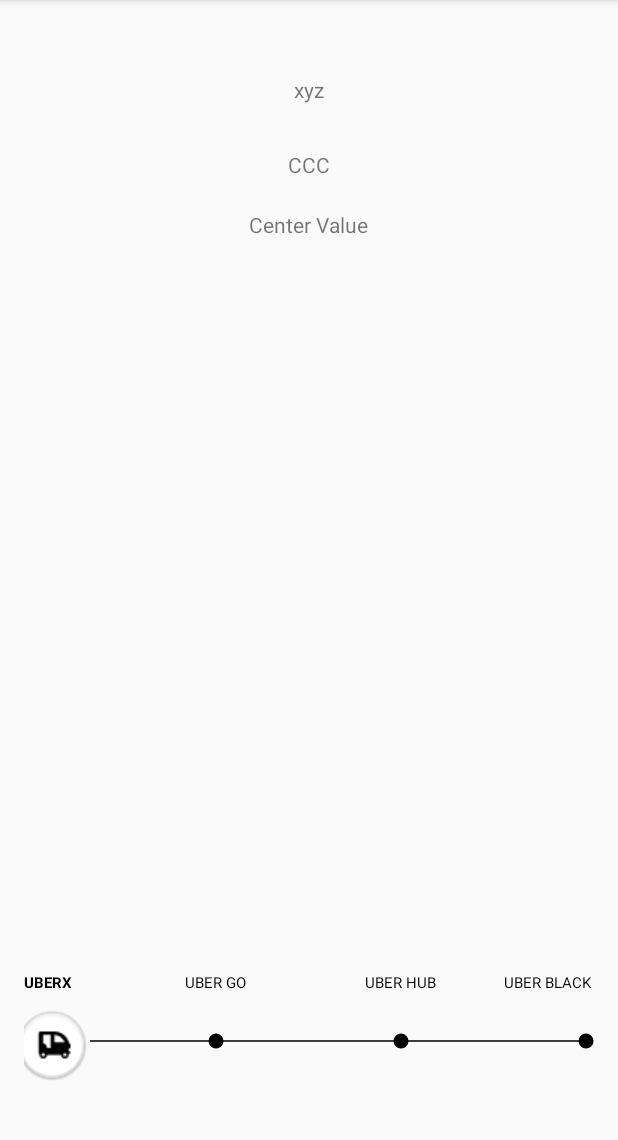
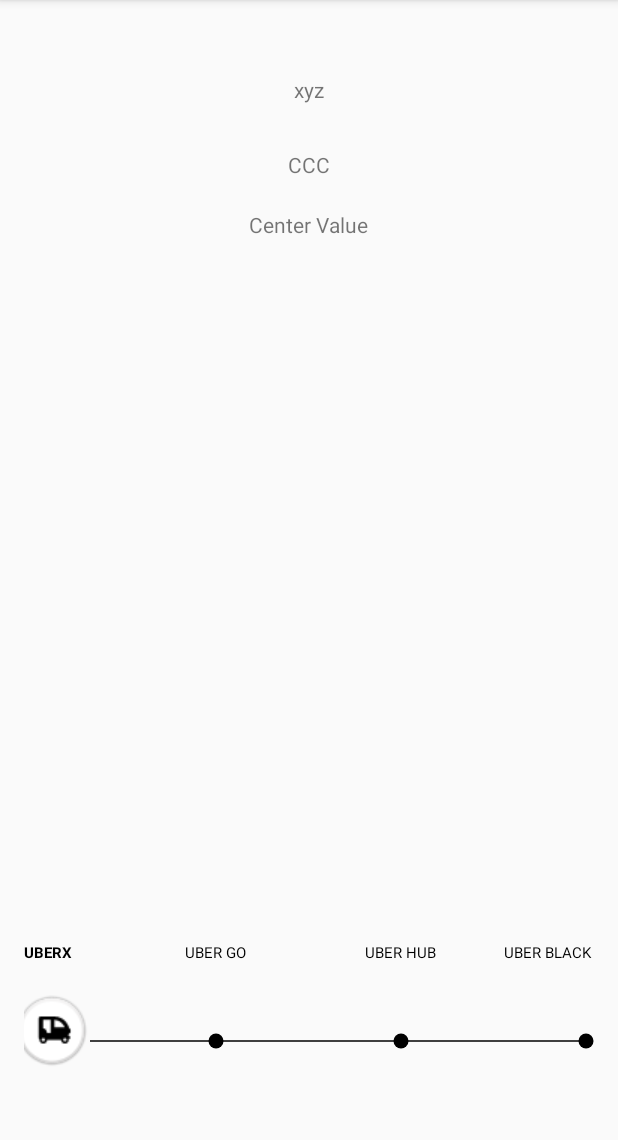
Before and after one commit to divyanshusrivastava02/UBER_Dynamic_Seekbar, an Android app: the screen it shows after launch (MainActivity), on a phone screen of 412 x 824 dp, the part 84-1224 px from its top. Run offline under Robolectric (Android 15) with nearby library versions, the phone set to English and light mode, and no system bars.

Commit message:
Image alignment

```diff
--- a/app/build.gradle
+++ b/app/build.gradle
@@ -6,7 +6,7 @@ android {
 
     defaultConfig {
         applicationId "seekbar.com.divyu.in.seekbar"
-        minSdkVersion 14
+        minSdkVersion 16
         targetSdkVersion 23
         versionCode 1
         versionName "1.0"
--- a/app/src/main/java/seekbar/com/divyu/in/seekbar/ComboSeekBar.java
+++ b/app/src/main/java/seekbar/com/divyu/in/seekbar/ComboSeekBar.java
@@ -54,7 +54,6 @@ public class ComboSeekBar extends SeekBar {
 		mThumb = new CustomThumbDrawable(context, mColor);
 	//	setThumb(mThumb);
 		setThumb(getResources().getDrawable(R.drawable.sliderknob));
-
 		setProgressDrawable(new CustomDrawable(this.getProgressDrawable(), this, mThumb.getRadius(), mDots, mColor, mTextSize, mIsMultiline));
 		// по умолчанию не равно 0 и это проблема
 		setPadding(0, 0, 0, 0);
--- a/app/src/main/java/seekbar/com/divyu/in/seekbar/CustomDrawable.java
+++ b/app/src/main/java/seekbar/com/divyu/in/seekbar/CustomDrawable.java
@@ -104,13 +104,13 @@ public class CustomDrawable extends Drawable {
 	@Override
 	public final void draw(Canvas canvas) {
 		// Log.d("--- draw:" + (getBounds().right - getBounds().left));
-		int height = (this.getIntrinsicHeight() / 2)+50;
+		int height = (this.getIntrinsicHeight() / 2)+80;
 		if (mDots.size() == 0) {
 			canvas.drawLine(0, height, getBounds().right, height, unselectLinePaint);
 			return;
 		}
 		for (ComboSeekBar.Dot dot : mDots) {
-			drawText(canvas, dot, dot.mX, height-40);
+			drawText(canvas, dot, dot.mX, height-70);
 			if (dot.isSelected) {
 				canvas.drawLine(mDots.get(0).mX, height, dot.mX, height, selectLinePaint);
 				canvas.drawLine(dot.mX, height, mDots.get(mDots.size() - 1).mX, height, unselectLinePaint);
--- a/app/src/main/java/seekbar/com/divyu/in/seekbar/CustomThumbDrawable.java
+++ b/app/src/main/java/seekbar/com/divyu/in/seekbar/CustomThumbDrawable.java
@@ -32,6 +32,7 @@ public class CustomThumbDrawable extends Drawable {
 		circlePaint = new Paint(Paint.ANTI_ALIAS_FLAG);
 		circlePaint.setColor((0xA0 << 24) + (color & 0x00FFFFFF));
 		invalidateSelf();
+
 	}
 
 	public float getRadius() {
@@ -54,6 +55,7 @@ public class CustomThumbDrawable extends Drawable {
 		int height = this.getBounds().centerY();
 		int width = this.getBounds().centerX();
 		canvas.drawCircle(width + mRadius, height, mRadius, circlePaint);
+
 	}
 
 	@Override
@@ -72,6 +74,11 @@ public class CustomThumbDrawable extends Drawable {
 	}
 
 	@Override
+	public void setBounds(int left, int top, int right, int bottom) {
+		super.setBounds(left, top, right, bottom);
+	}
+
+	@Override
 	public void setAlpha(int alpha) {
 	}
 
--- a/app/src/main/res/layout/main_activity.xml
+++ b/app/src/main/res/layout/main_activity.xml
@@ -30,16 +30,16 @@
         android:text="Center Value"
         android:id="@+id/txt3"/>
 
+
     <seekbar.com.divyu.in.seekbar.ComboSeekBar
         xmlns:cbs="http://schemas.android.com/apk/res-auto"
         android:id="@+id/seekBar"
         android:layout_width="match_parent"
-        android:layout_height="100dip"
+        android:layout_height="120dip"
         android:paddingLeft="8dp"
         android:paddingRight="8dp"
         android:thumbOffset="8dp"
-
-
+        android:maxHeight="110dip"
         android:layout_alignParentBottom="true"
         android:layout_marginBottom="20dip"
         cbs:myColor="@android:color/black"
```
Also changed, not shown: app/src/main/java/seekbar/com/divyu/in/seekbar/MainActivity.java (+3 -10 lines).
